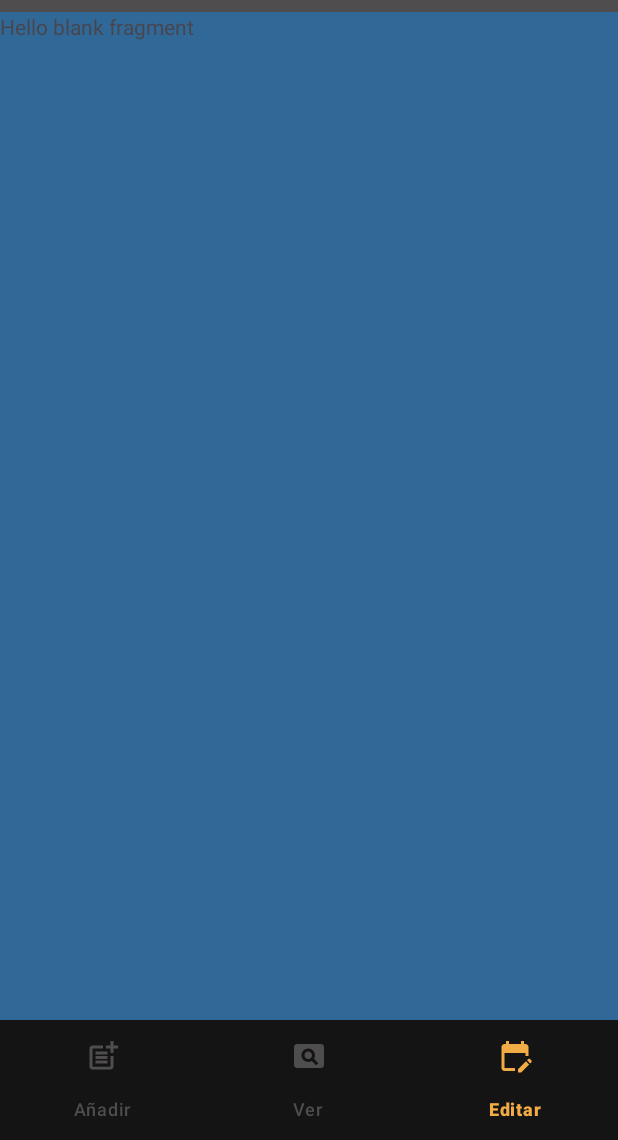
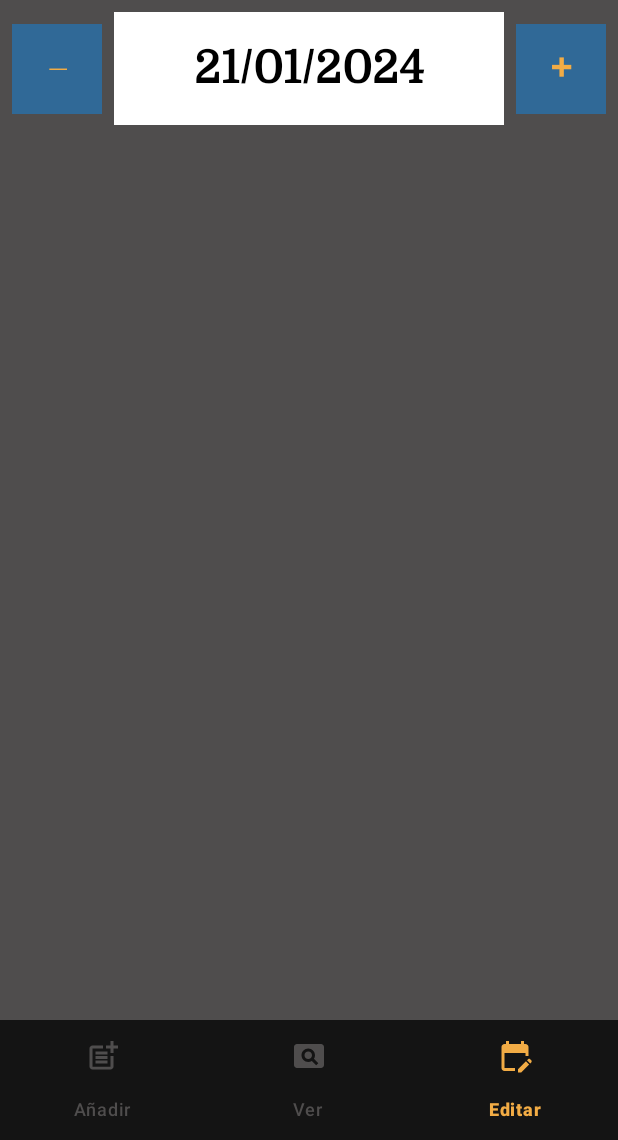
Before and after one commit to BertoSoft/NewIncidencias, an Android app: the EditFragment screen opened through its navigation route, on a phone screen of 412 x 824 dp, the part 96-1236 px from its top. Run offline under Robolectric (Android 15) with nearby library versions, the phone set to English and light mode, and no system bars; our stand-ins replace Dagger/Hilt's generated code, navigation-ui.

Commit message:
edit 21012024_3

```diff
--- a/app/src/main/java/com/bertosoft/newincidencias/data/repositorio/Repositorio.kt
+++ b/app/src/main/java/com/bertosoft/newincidencias/data/repositorio/Repositorio.kt
@@ -29,6 +29,7 @@ class Repositorio @Inject constructor(private val funcAux: FuncAux): Repositorio
                     "'${incidencias.hen}'," +
                     "'${incidencias.hef}'," +
                     "'${incidencias.voladuras}');"
+            sqlWriteDb.execSQL(strSql)
             respuesta = incidencias.contexto.getString(R.string.add_voladuras)
         }
         else{
@@ -39,6 +40,7 @@ class Repositorio @Inject constructor(private val funcAux: FuncAux): Repositorio
                         "${incidencias.hen}', Hef = '" +
                         "${incidencias.hef}', Voladuras = '" +
                         "${incidencias.voladuras}' WHERE _id = $idRegistro;"
+                sqlWriteDb.execSQL(strSql)
                 respuesta = incidencias.contexto.getString(R.string.update_horas_add_voladuras)
 
             }
@@ -46,7 +48,6 @@ class Repositorio @Inject constructor(private val funcAux: FuncAux): Repositorio
                 respuesta =  incidencias.contexto.getString(R.string.update_voladuras)
             }
         }
-        sqlWriteDb.execSQL(strSql)
         sqlWriteDb.close()
         adminDbHlper.close()
         return respuesta
--- a/app/src/main/java/com/bertosoft/newincidencias/ui/addhoras/AddHorasActivity.kt
+++ b/app/src/main/java/com/bertosoft/newincidencias/ui/addhoras/AddHorasActivity.kt
@@ -30,6 +30,7 @@ class AddHorasActivity : AppCompatActivity() {
         super.onCreate(savedInstanceState)
         binding = ActivityAddHorasBinding.inflate(layoutInflater)
         setContentView(binding.root)
+
 
         initListeners()
         initUi()
--- a/app/src/main/java/com/bertosoft/newincidencias/ui/addhoras/adapter/AddHorasViewHolder.kt
+++ b/app/src/main/java/com/bertosoft/newincidencias/ui/addhoras/adapter/AddHorasViewHolder.kt
@@ -1,6 +1,9 @@
 package com.bertosoft.newincidencias.ui.addhoras.adapter
 
 import android.view.View
+import android.view.animation.LinearInterpolator
+import android.widget.ImageView
+import android.widget.TextView
 import androidx.recyclerview.widget.RecyclerView
 import com.bertosoft.newincidencias.databinding.ItemAddHorasBinding
 
@@ -13,7 +16,17 @@ class AddHorasViewHolder(view: View): RecyclerView.ViewHolder(view) {
         binding.tvNumero.text = numero
 
         binding.ivImagen.setOnClickListener {
-            onNumeroSeleccionado(numero)
+            animacionRotatoria(binding.tvNumero, nuevaLambda = {onNumeroSeleccionado(numero)})
+        }
+    }
+
+    private fun animacionRotatoria(tvNumero: TextView, nuevaLambda: () -> Unit) {
+        tvNumero.animate().apply {
+            duration = 500
+            interpolator = LinearInterpolator()
+            rotationBy(360f)
+            withEndAction(nuevaLambda)
+            start()
         }
     }
 }
--- a/app/src/main/java/com/bertosoft/newincidencias/ui/edit/EditFragment.kt
+++ b/app/src/main/java/com/bertosoft/newincidencias/ui/edit/EditFragment.kt
@@ -5,28 +5,65 @@ import androidx.fragment.app.Fragment
 import android.view.LayoutInflater
 import android.view.View
 import android.view.ViewGroup
+import androidx.fragment.app.viewModels
+import androidx.lifecycle.Lifecycle
+import androidx.lifecycle.Observer
+import androidx.lifecycle.lifecycleScope
+import androidx.lifecycle.repeatOnLifecycle
+import com.bertosoft.incidencias.data.funciones.FuncAux
 import com.bertosoft.newincidencias.R
+import com.bertosoft.newincidencias.databinding.FragmentAddBinding
+import com.bertosoft.newincidencias.databinding.FragmentEditBinding
+import com.bertosoft.newincidencias.databinding.FragmentVerBinding
+import dagger.hilt.android.AndroidEntryPoint
+import kotlinx.coroutines.flow.collect
+import kotlinx.coroutines.launch
+import java.util.Calendar
 
-// TODO: Rename parameter arguments, choose names that match
-// the fragment initialization parameters, e.g. ARG_ITEM_NUMBER
-private const val ARG_PARAM1 = "param1"
-private const val ARG_PARAM2 = "param2"
+@AndroidEntryPoint
+class EditFragment : Fragment() {
 
-/**
- * A simple [Fragment] subclass.
- * Use the [EditFragment.newInstance] factory method to
- * create an instance of this fragment.
- */
-class EditFragment : Fragment() {
-    // TODO: Rename and change types of parameters
-    private var param1: String? = null
-    private var param2: String? = null
+    private val editViewModel by viewModels<EditViewModel>()
+    private var _binding: FragmentEditBinding? = null
+    private val binding get() = _binding!!
 
-    override fun onCreate(savedInstanceState: Bundle?) {
-        super.onCreate(savedInstanceState)
-        arguments?.let {
-            param1 = it.getString(ARG_PARAM1)
-            param2 = it.getString(ARG_PARAM2)
+    override fun onViewCreated(view: View, savedInstanceState: Bundle?) {
+        super.onViewCreated(view, savedInstanceState)
+
+        initListeners()
+        initUi()
+    }
+
+    private fun initUi() {
+        initRv()
+        initColectores()
+    }
+
+    private fun initColectores() {
+        initColectorFecha()
+        initColectorDatos()
+
+    }
+
+    private fun initColectorDatos() {
+    }
+
+    private fun initColectorFecha() {
+        editViewModel.fechaCaja.observe(viewLifecycleOwner, Observer {
+            binding.tvFecha.text = FuncAux().strFechaCortaFromCalendar(it)
+        })
+    }
+
+    private fun initRv() {
+
+    }
+
+    private fun initListeners() {
+        binding.ibMas.setOnClickListener {
+            editViewModel.sumaDia()
+        }
+        binding.ibMenos.setOnClickListener {
+            editViewModel.restaDia()
         }
     }
 
@@ -35,26 +72,13 @@ class EditFragment : Fragment() {
         savedInstanceState: Bundle?
     ): View? {
         // Inflate the layout for this fragment
-        return inflater.inflate(R.layout.fragment_edit, container, false)
+        _binding = FragmentEditBinding.inflate(layoutInflater)
+        return binding.root
     }
 
-    companion object {
-        /**
-         * Use this factory method to create a new instance of
-         * this fragment using the provided parameters.
-         *
-         * @param param1 Parameter 1.
-         * @param param2 Parameter 2.
-         * @return A new instance of fragment EditFragment.
-         */
-        // TODO: Rename and change types and number of parameters
-        @JvmStatic
-        fun newInstance(param1: String, param2: String) =
-            EditFragment().apply {
-                arguments = Bundle().apply {
-                    putString(ARG_PARAM1, param1)
-                    putString(ARG_PARAM2, param2)
-                }
-            }
+    override fun onDestroy() {
+        super.onDestroy()
+        _binding = null
     }
+
 }
--- /dev/null
+++ b/app/src/main/java/com/bertosoft/newincidencias/ui/edit/EditViewModel.kt
@@ -0,0 +1,29 @@
+package com.bertosoft.newincidencias.ui.edit
+
+import androidx.lifecycle.LiveData
+import androidx.lifecycle.MutableLiveData
+import androidx.lifecycle.ViewModel
+import com.bertosoft.incidencias.data.funciones.FuncAux
+import dagger.hilt.android.lifecycle.HiltViewModel
+import kotlinx.coroutines.flow.MutableStateFlow
+import kotlinx.coroutines.flow.StateFlow
+import java.util.Calendar
+import javax.inject.Inject
+
+@HiltViewModel
+class EditViewModel @Inject constructor(): ViewModel() {
+
+    private var _fechaCaja = MutableLiveData<Calendar>(Calendar.getInstance())
+    val fechaCaja: LiveData<Calendar> = _fechaCaja
+
+    fun sumaDia() {
+        _fechaCaja.value?.add(Calendar.DAY_OF_MONTH, 1)
+    }
+
+    fun restaDia() {
+        _fechaCaja.value?.add(Calendar.DAY_OF_MONTH, -1)
+    }
+
+
+
+}
--- a/app/src/main/res/layout/fragment_edit.xml
+++ b/app/src/main/res/layout/fragment_edit.xml
@@ -1,15 +1,76 @@
 <?xml version="1.0" encoding="utf-8"?>
-<FrameLayout xmlns:android="http://schemas.android.com/apk/res/android"
+
+<ScrollView xmlns:android="http://schemas.android.com/apk/res/android"
+    xmlns:app="http://schemas.android.com/apk/res-auto"
     xmlns:tools="http://schemas.android.com/tools"
+    android:background="@color/primario"
     android:layout_width="match_parent"
-    android:layout_height="match_parent"
-    android:background="@color/azul"
-    tools:context=".ui.edit.EditFragment">
+    android:layout_height="match_parent">
 
-    <!-- TODO: Update blank fragment layout -->
-    <TextView
+    <androidx.constraintlayout.widget.ConstraintLayout
         android:layout_width="match_parent"
         android:layout_height="match_parent"
-        android:text="@string/hello_blank_fragment" />
+        tools:context=".ui.edit.EditFragment">
 
-</FrameLayout>
+        <TextView
+            android:id="@+id/tvFecha"
+            style="@style/FechaEdit"
+            android:layout_width="0dp"
+            android:layout_height="75dp"
+            android:layout_marginStart="8dp"
+            android:layout_marginEnd="8dp"
+            android:background="@color/white"
+            android:gravity="center"
+            app:layout_constraintEnd_toEndOf="parent"
+            app:layout_constraintEnd_toStartOf="@id/ibMas"
+            app:layout_constraintStart_toEndOf="@id/ibMenos"
+            app:layout_constraintTop_toTopOf="parent" />
+
+        <ImageButton
+            android:id="@+id/ibMas"
+            android:layout_width="60dp"
+            android:layout_height="60dp"
+            android:layout_marginTop="8dp"
+            android:layout_marginEnd="8dp"
+            android:background="@color/azul"
+            app:layout_constraintEnd_toEndOf="parent"
+            app:layout_constraintTop_toTopOf="parent" />
+
+        <TextView
+            android:id="@+id/tvMas"
+            style="@style/BotonMasEdit"
+            android:layout_width="50dp"
+            android:layout_height="50dp"
+            android:gravity="center"
+            android:text="+"
+            app:layout_constraintBottom_toBottomOf="@id/ibMas"
+            app:layout_constraintEnd_toEndOf="@id/ibMas"
+            app:layout_constraintStart_toStartOf="@id/ibMas"
+            app:layout_constraintTop_toTopOf="@id/ibMas" />
+
+        <ImageButton
+            android:id="@+id/ibMenos"
+            android:layout_width="60dp"
+            android:layout_height="60dp"
+            android:layout_marginTop="8dp"
+            android:layout_marginStart="8dp"
+            android:background="@color/azul"
+            app:layout_constraintStart_toStartOf="parent"
+            app:layout_constraintTop_toTopOf="parent" />
+
+        <TextView
+            android:id="@+id/tvMenos"
+            style="@style/BotonMenosEdit"
+            android:layout_width="25dp"
+            android:layout_height="25dp"
+            android:layout_marginBottom="24sp"
+            android:gravity="center"
+            android:text="-"
+            app:layout_constraintBottom_toBottomOf="@id/ibMenos"
+            app:layout_constraintEnd_toEndOf="@id/ibMenos"
+            app:layout_constraintStart_toStartOf="@id/ibMenos"
+            app:layout_constraintTop_toTopOf="@id/ibMenos" />
+
+    </androidx.constraintlayout.widget.ConstraintLayout>
+
+</ScrollView>
--- a/app/src/main/res/layout/fragment_ver.xml
+++ b/app/src/main/res/layout/fragment_ver.xml
@@ -1,15 +1,15 @@
 <?xml version="1.0" encoding="utf-8"?>
-<FrameLayout xmlns:android="http://schemas.android.com/apk/res/android"
+<FrameLayout
+    xmlns:android="http://schemas.android.com/apk/res/android"
     xmlns:tools="http://schemas.android.com/tools"
     android:layout_width="match_parent"
     android:layout_height="match_parent"
-    android:background="@color/claro"
+    android:background="@color/primario"
     tools:context=".ui.ver.VerFragment">
 
-    <!-- TODO: Update blank fragment layout -->
-    <TextView
-        android:layout_width="match_parent"
-        android:layout_height="match_parent"
-        android:text="@string/hello_blank_fragment" />
+
+
+
+
 
 </FrameLayout>
--- a/app/src/main/res/navigation/main_graph.xml
+++ b/app/src/main/res/navigation/main_graph.xml
@@ -4,7 +4,6 @@
     xmlns:tools="http://schemas.android.com/tools"
     android:id="@+id/main_graph"
     app:startDestination="@id/addFragment">
-
 
     <fragment
         android:id="@+id/addFragment"
@@ -15,6 +14,15 @@
             android:id="@+id/action_addFragment_to_addHorasActivity"
             app:destination="@id/addHorasActivity" />
     </fragment>
+    <activity
+        android:id="@+id/addHorasActivity"
+        android:name="com.bertosoft.newincidencias.ui.addhoras.AddHorasActivity"
+        android:label="activity_add_horas"
+        tools:layout="@layout/activity_add_horas" >
+        <argument
+            android:name="seleccion"
+            app:argType="com.bertosoft.newincidencias.domain.model.AddEnumModel" />
+    </activity>
     <fragment
         android:id="@+id/editFragment"
         android:name="com.bertosoft.newincidencias.ui.edit.EditFragment"
@@ -25,13 +33,4 @@
         android:name="com.bertosoft.newincidencias.ui.ver.VerFragment"
         android:label="fragment_ver"
         tools:layout="@layout/fragment_ver" />
-    <activity
-        android:id="@+id/addHorasActivity"
-        android:name="com.bertosoft.newincidencias.ui.addhoras.AddHorasActivity"
-        android:label="activity_add_horas"
-        tools:layout="@layout/activity_add_horas" >
-        <argument
-            android:name="seleccion"
-            app:argType="com.bertosoft.newincidencias.domain.model.AddEnumModel" />
-    </activity>
 </navigation>
--- a/app/src/main/res/values/themes.xml
+++ b/app/src/main/res/values/themes.xml
@@ -30,5 +30,26 @@
         <item name="android:textColor">@color/naranja</item>
     </style>
 
+    <style name="FechaEdit">
+        <item name="android:textStyle">bold</item>
+        <item name="android:fontFamily">@font/domine_variable_font_wght</item>
+        <item name="android:textSize">30sp</item>
+        <item name="android:textColor">@color/black</item>
+    </style>
+
+    <style name="BotonMasEdit">
+        <item name="android:textStyle">bold</item>
+        <item name="android:fontFamily">@font/domine_variable_font_wght</item>
+        <item name="android:textSize">30sp</item>
+        <item name="android:textColor">@color/secundario</item>
+    </style>
+
+    <style name="BotonMenosEdit">
+        <item name="android:textStyle">bold</item>
+        <item name="android:fontFamily">@font/domine_variable_font_wght</item>
+        <item name="android:textSize">42sp</item>
+        <item name="android:textColor">@color/secundario</item>
+    </style>
+
 
 </resources>
```
